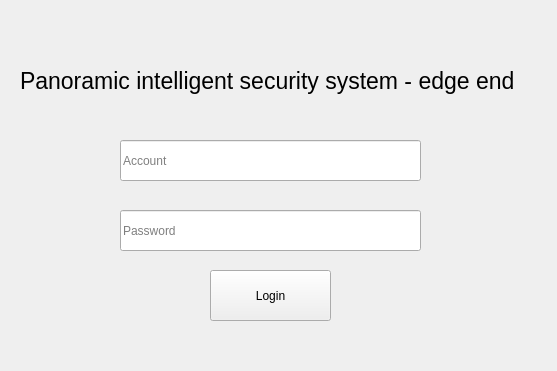
thinvy/XQW, file loginWin.ui: the form before one commit.
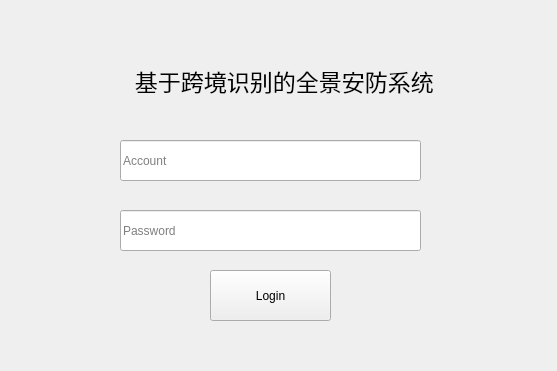
The form after the commit.

```diff
--- a/loginWin.ui
+++ b/loginWin.ui
@@ -70,7 +70,7 @@
     </font>
    </property>
    <property name="text">
-    <string>Panoramic intelligent security system - edge end</string>
+    <string>                  基于跨境识别的全景安防系统</string>
    </property>
   </widget>
  </widget>
```
